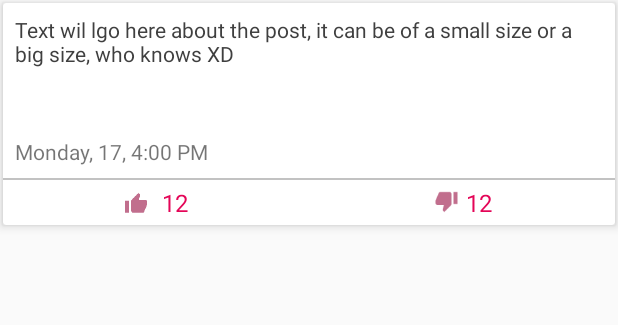
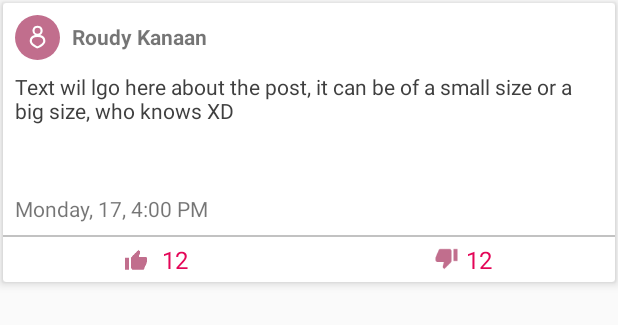
Before and after one commit to RoudyK/DemoApp, an Android app: the layout item_post.xml on its own in the app's theme, with its tools: preview values and no code run, on a phone screen of 412 x 824 dp. Shown: the top 325 px of the screen. Run offline under Robolectric (Android 15) with nearby library versions, the phone set to English and light mode, and no system bars; plain views replace EpoxyRecyclerView.

Commit message:
Updated PostsController models to use post's user field and display in item_post layout

```diff
--- a/app/src/main/java/com/demo/roudykk/demoapp/view/holder/BaseEpoxyHolder.kt
+++ b/app/src/main/java/com/demo/roudykk/demoapp/view/holder/BaseEpoxyHolder.kt
@@ -2,15 +2,17 @@ package com.demo.roudykk.demoapp.view.holder
 
 import android.support.annotation.CallSuper
 import android.view.View
-import butterknife.ButterKnife
 import com.airbnb.epoxy.EpoxyHolder
 
+/*
+Used as a base holder to cut down redundant calls or var creation
+to get the itemView
+ */
 class BaseEpoxyHolder : EpoxyHolder() {
     lateinit var itemView: View
 
     @CallSuper
     override fun bindView(itemView: View) {
-        ButterKnife.bind(this, itemView)
         this.itemView = itemView
     }
 }
--- /dev/null
+++ b/app/src/main/res/drawable-xxxhdpi/image_placeholder_circle.xml
@@ -0,0 +1,12 @@
+<vector xmlns:android="http://schemas.android.com/apk/res/android"
+        android:width="57dp"
+        android:height="57dp"
+        android:viewportWidth="57.83"
+        android:viewportHeight="57.83">
+    <path
+        android:pathData="M28.92,0L28.92,0A28.92,28.92 0,0 1,57.83 28.92L57.83,28.92A28.92,28.92 0,0 1,28.92 57.83L28.92,57.83A28.92,28.92 0,0 1,0 28.92L0,28.92A28.92,28.92 0,0 1,28.92 0z"
+        android:fillColor="@color/colorPale"/>
+    <path
+        android:pathData="M28.98,16.41A3.83,3.83 0,1 1,25.15 20.23,3.82 3.82,0 0,1 28.98,16.41ZM28.98,28.23c4.85,0 7.31,1.71 7.31,5.12 0,2.9 -4.99,5.7 -7.31,6.76 -2.36,-1.02 -7.31,-3.83 -7.31,-6.76C21.67,29.93 24.13,28.23 28.98,28.23ZM28.47,42.84l0.51,0.2 0.51,-0.2A26.31,26.31 0,0 0,34.1 40.39c3.28,-2.22 4.95,-4.58 4.95,-7.04 0,-4.03 -2.36,-6.66 -6.63,-7.51a6.57,6.57 0,1 0,-10.01 -5.6,6.59 6.59,0 0,0 3.11,5.57C21.26,26.69 18.9,29.32 18.9,33.32c0.03,5.57 8.61,9.15 9.56,9.53Z"
+        android:fillColor="@color/white"/>
+</vector>
--- a/app/src/main/res/layout/item_post.xml
+++ b/app/src/main/res/layout/item_post.xml
@@ -11,6 +11,32 @@
         android:layout_width="match_parent"
         android:layout_height="wrap_content">
 
+        <ImageView
+            android:id="@+id/postUserIv"
+            android:layout_width="30dp"
+            android:layout_height="30dp"
+            android:layout_marginStart="8dp"
+            android:layout_marginTop="8dp"
+            app:layout_constraintLeft_toLeftOf="parent"
+            app:layout_constraintTop_toTopOf="parent"
+            tools:src="@drawable/image_placeholder_circle" />
+
+        <TextView
+            android:id="@+id/postUserNameTv"
+            android:layout_width="0dp"
+            android:layout_height="wrap_content"
+            android:layout_marginStart="8dp"
+            android:layout_marginEnd="8dp"
+            android:ellipsize="end"
+            android:includeFontPadding="false"
+            android:maxLines="1"
+            android:textStyle="bold"
+            app:layout_constraintBottom_toBottomOf="@+id/postUserIv"
+            app:layout_constraintLeft_toRightOf="@+id/postUserIv"
+            app:layout_constraintRight_toRightOf="parent"
+            app:layout_constraintTop_toTopOf="@id/postUserIv"
+            tools:text="Roudy Kanaan" />
+
         <TextView
             android:id="@+id/textTv"
             android:layout_width="0dp"
@@ -21,7 +47,7 @@
             android:textColor="@color/colorDark"
             app:layout_constraintLeft_toLeftOf="parent"
             app:layout_constraintRight_toRightOf="parent"
-            app:layout_constraintTop_toTopOf="parent"
+            app:layout_constraintTop_toBottomOf="@+id/postUserIv"
             tools:text="Text wil lgo here about the post, it can be of a small size or a big size, who knows XD" />
 
         <com.airbnb.epoxy.EpoxyRecyclerView
@@ -87,10 +113,10 @@
 
         <TextView
             android:id="@+id/likeTv"
-            android:textSize="16sp"
             android:layout_width="wrap_content"
             android:layout_height="wrap_content"
             android:textColor="@color/colorAccent"
+            android:textSize="16sp"
             app:layout_constraintBottom_toBottomOf="parent"
             app:layout_constraintHorizontal_chainStyle="packed"
             app:layout_constraintLeft_toRightOf="@+id/likeIv"
--- a/app/src/main/res/values/colors.xml
+++ b/app/src/main/res/values/colors.xml
@@ -6,4 +6,5 @@
     <color name="colorPale">#c16e8d</color>
     <color name="colorDark">#3f3f3f</color>
     <color name="colorDivider">#c2c2c2</color>
+    <color name="white">#ffffff</color>
 </resources>
```
Also changed, not shown: app/src/main/java/com/demo/roudykk/demoapp/MainActivity.kt (+14 -17 lines), app/src/main/java/com/demo/roudykk/demoapp/view/controller/PostsController.kt (+8 -1 lines), app/src/main/java/com/demo/roudykk/demoapp/view/model/PostImageModel.kt (renamed from app/src/main/java/com/demo/roudykk/demoapp/view/model/PostimageModel.kt, +2 -9 lines), app/src/main/java/com/demo/roudykk/demoapp/view/model/PostModel.kt (+19 -11 lines).
